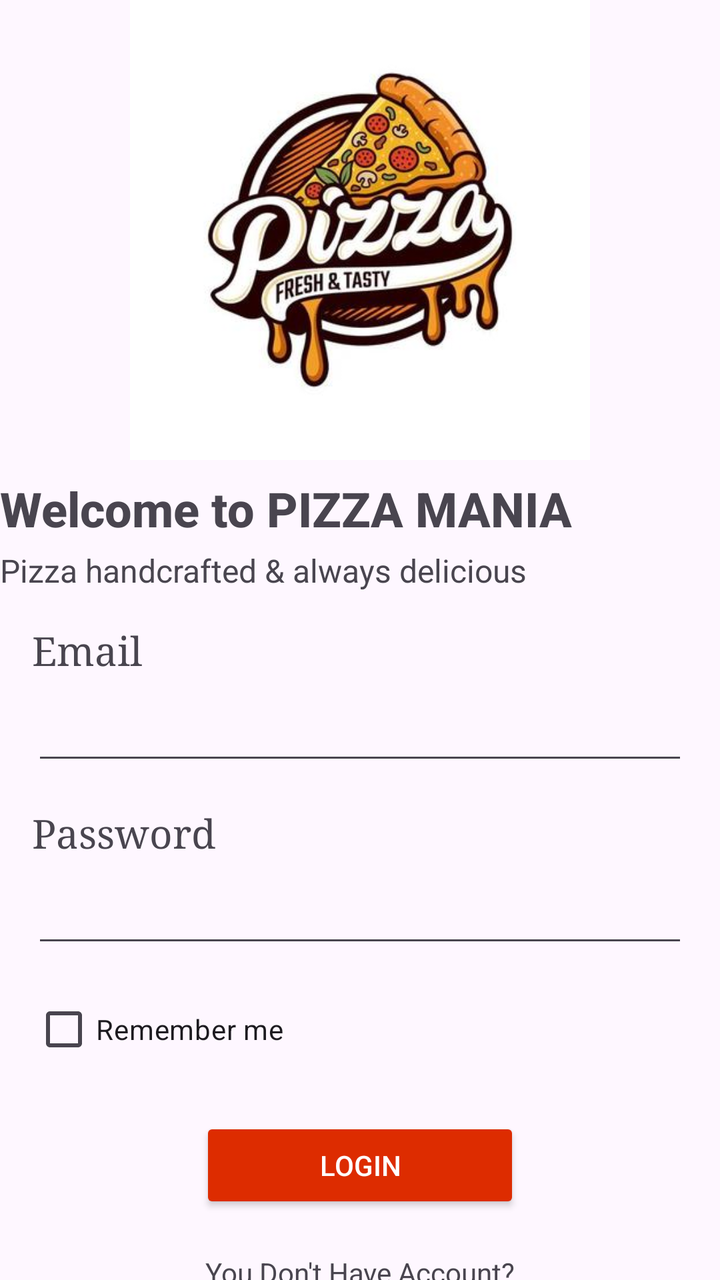
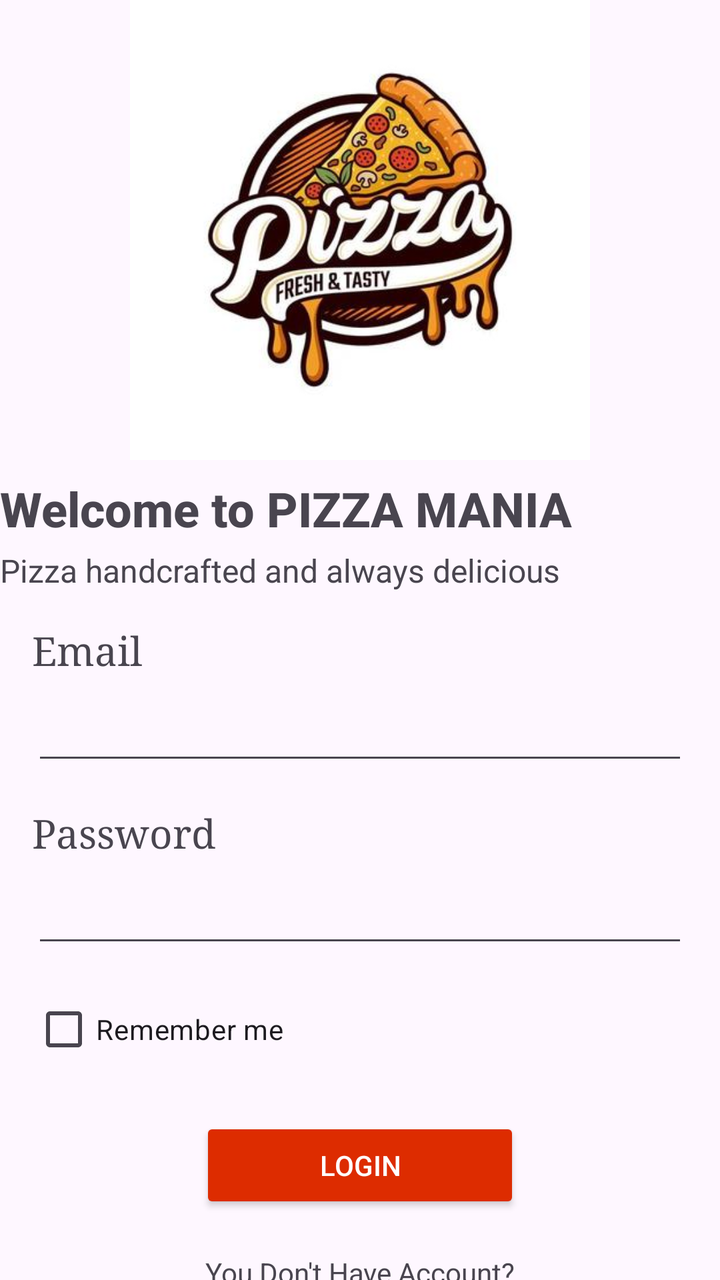

Compare the two renders of this Android layout. The source of the first and the diff that turns it into the second are given below.
<!-- AndroidManifest.xml: application theme Theme.Register -->
<!-- res/layout/activity_main2.xml -->
<?xml version="1.0" encoding="utf-8"?>
<androidx.constraintlayout.widget.ConstraintLayout xmlns:android="http://schemas.android.com/apk/res/android"
    xmlns:app="http://schemas.android.com/apk/res-auto"
    xmlns:tools="http://schemas.android.com/tools"
    android:id="@+id/main"
    android:layout_width="match_parent"
    android:layout_height="match_parent">

    
    <ImageView
        android:id="@+id/imageView2"
        android:layout_width="246dp"
        android:layout_height="230dp"
        app:srcCompat="@drawable/logo12345678"
        app:layout_constraintTop_toTopOf="parent"
        app:layout_constraintStart_toStartOf="parent"
        app:layout_constraintEnd_toEndOf="parent"
        android:contentDescription="@string/app_name" />

    
    <TextView
        android:id="@+id/textView3"
        android:layout_width="0dp"
        android:layout_height="wrap_content"
        android:fontFamily="sans-serif-medium"
        android:text="Welcome to PIZZA MANIA"
        android:textAlignment="center"
        android:textSize="24sp"
        android:textStyle="bold"
        app:layout_constraintTop_toBottomOf="@id/imageView2"
        app:layout_constraintStart_toStartOf="parent"
        app:layout_constraintEnd_toEndOf="parent"
        android:layout_marginTop="8dp" />

    
    <TextView
        android:id="@+id/textView4"
        android:layout_width="0dp"
        android:layout_height="wrap_content"
        android:text="Pizza handcrafted &amp; always delicious"
        android:textAlignment="center"
        android:textSize="16sp"
        app:layout_constraintTop_toBottomOf="@id/textView3"
        app:layout_constraintStart_toStartOf="parent"
        app:layout_constraintEnd_toEndOf="parent"
        android:layout_marginTop="4dp" />

    
    <TextView
        android:id="@+id/textView5"
        android:layout_width="wrap_content"
        android:layout_height="wrap_content"
        android:fontFamily="serif"
        android:text="Email"
        android:textSize="20sp"
        app:layout_constraintTop_toBottomOf="@id/textView4"
        app:layout_constraintStart_toStartOf="parent"
        android:layout_marginStart="16dp"
        android:layout_marginTop="16dp" />

    
    <EditText
        android:id="@+id/editTextTextEmailAddress"
        android:layout_width="0dp"
        android:layout_height="wrap_content"
        android:ems="10"
        android:inputType="textEmailAddress"
        app:layout_constraintTop_toBottomOf="@id/textView5"
        app:layout_constraintStart_toStartOf="parent"
        app:layout_constraintEnd_toEndOf="parent"
        android:layout_marginStart="16dp"
        android:layout_marginEnd="16dp"
        android:layout_marginTop="8dp" />

    
    <TextView
        android:id="@+id/textView6"
        android:layout_width="wrap_content"
        android:layout_height="wrap_content"
        android:fontFamily="serif"
        android:text="Password"
        android:textSize="20sp"
        app:layout_constraintTop_toBottomOf="@id/editTextTextEmailAddress"
        app:layout_constraintStart_toStartOf="parent"
        android:layout_marginStart="16dp"
        android:layout_marginTop="16dp" />

    
    <EditText
        android:id="@+id/editTextTextPassword"
        android:layout_width="0dp"
        android:layout_height="wrap_content"
        android:ems="10"
        android:inputType="textPassword"
        app:layout_constraintTop_toBottomOf="@id/textView6"
        app:layout_constraintStart_toStartOf="parent"
        app:layout_constraintEnd_toEndOf="parent"
        android:layout_marginStart="16dp"
        android:layout_marginEnd="16dp"
        android:layout_marginTop="8dp" />

    
    <CheckBox
        android:id="@+id/checkBox"
        android:layout_width="wrap_content"
        android:layout_height="wrap_content"
        android:text="Remember me"
        app:layout_constraintTop_toBottomOf="@id/editTextTextPassword"
        app:layout_constraintStart_toStartOf="parent"
        android:layout_marginStart="16dp"
        android:layout_marginTop="12dp" />

    
    <Button
        android:id="@+id/button2"
        android:layout_width="0dp"
        android:layout_height="wrap_content"
        android:backgroundTint="#DD2C00"
        android:text="Login"
        android:textColor="#FFFFFF"
        app:layout_constraintTop_toBottomOf="@id/checkBox"
        app:layout_constraintStart_toStartOf="parent"
        app:layout_constraintEnd_toEndOf="parent"
        android:layout_marginStart="100dp"
        android:layout_marginEnd="100dp"
        android:layout_marginTop="20dp" />

    
    <TextView
        android:id="@+id/textView8"
        android:layout_width="wrap_content"
        android:layout_height="wrap_content"
        android:layout_marginTop="20dp"
        android:fontFamily="sans-serif"
        android:text="You Don't Have Account?"
        app:layout_constraintEnd_toEndOf="parent"
        app:layout_constraintStart_toStartOf="parent"
        app:layout_constraintTop_toBottomOf="@id/button2" />

    
    <TextView
        android:id="@+id/textView9"
        android:layout_width="wrap_content"
        android:layout_height="wrap_content"
        android:text="Sign Up"
        android:textColor="#DD2C00"
        android:textStyle="bold"
        app:layout_constraintTop_toBottomOf="@id/textView8"
        app:layout_constraintStart_toStartOf="parent"
        app:layout_constraintEnd_toEndOf="parent"
        android:layout_marginTop="8dp" />

</androidx.constraintlayout.widget.ConstraintLayout>
<!-- resources referenced by this layout -->
<resources>
  <!-- drawable logo12345678: jpg bitmap (drawable, 20011 bytes) -->
  <string name="app_name">register</string>
  <style name="Theme.Register" parent="Base.Theme.Register" />
  <style name="Base.Theme.Register" parent="Theme.Material3.DayNight.NoActionBar">
          
          
      </style>
</resources>

<!-- the commit's change to res/layout/activity_main2.xml (unified diff, before → after) -->
@@ -37,7 +37,7 @@
         android:id="@+id/textView4"
         android:layout_width="0dp"
         android:layout_height="wrap_content"
-        android:text="Pizza handcrafted &amp; always delicious"
+        android:text="Pizza handcrafted and always delicious"
         android:textAlignment="center"
         android:textSize="16sp"
         app:layout_constraintTop_toBottomOf="@id/textView3"
